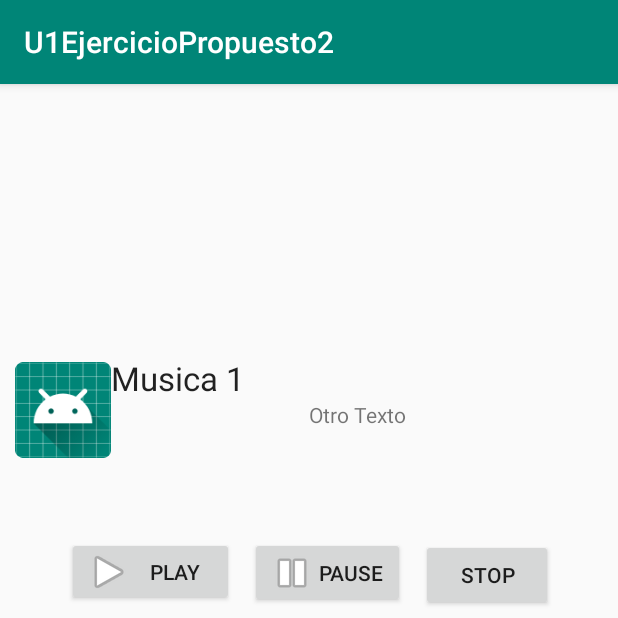
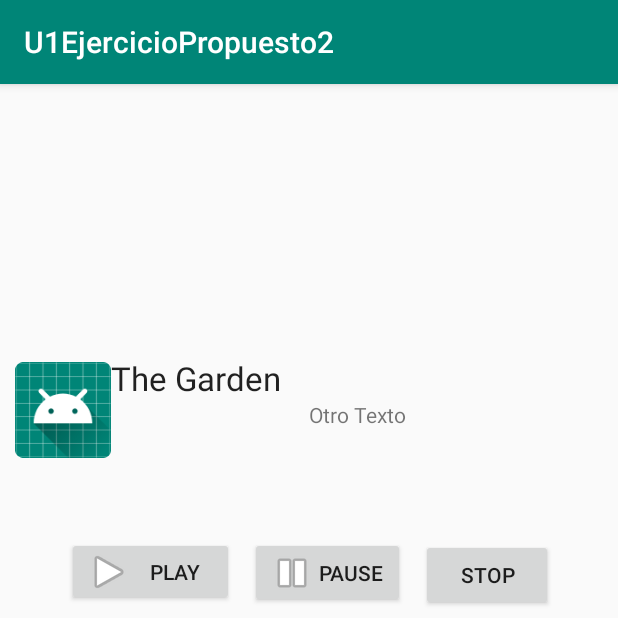
Before and after one commit to ArlynC/U1EjercicioPropuesto2, an Android app: the Multimedia screen opened directly, with no data from a screen before it, after a tap on "Musica 1", on a phone screen of 412 x 824 dp, the top half of it. Run offline under Robolectric (Android 15) with nearby library versions, the phone set to English and light mode, and no system bars.

Commit message:
añadiendo lista de canciones

```diff
--- a/app/src/main/java/com/example/u1ejerciciopropuesto2/Multimedia.java
+++ b/app/src/main/java/com/example/u1ejerciciopropuesto2/Multimedia.java
@@ -29,15 +29,9 @@ public class Multimedia extends AppCompatActivity implements InterfaceToast{
         recyclerView = findViewById(R.id.recycler_view);
         misdatos = new Vector<String>();
         misdatos.add("Musica 1");
-        misdatos.add("123000 Pepito Domingez");
-        misdatos.add("123000 Pepito Domingez");
-        misdatos.add("111000 Pedro Martinez");
-        misdatos.add("011000 Paco Pérez");
-        misdatos.add("123000 Pepito Domingez");
-        misdatos.add("123000 Pepito Domingez");
-        misdatos.add("123000 Pepito Domingez");
-        misdatos.add("111000 Pedro Martinez");
-        misdatos.add("011000 Paco Pérez");
+        misdatos.add("All Of Me");
+        misdatos.add("The Garden");
+        misdatos.add("Work");
         adaptador = new MiAdaptador(this,
                 misdatos);
         recyclerView.setAdapter(adaptador);
--- a/app/src/main/java/com/example/u1ejerciciopropuesto2/Multimedia2.java
+++ b/app/src/main/java/com/example/u1ejerciciopropuesto2/Multimedia2.java
@@ -6,6 +6,7 @@ import androidx.recyclerview.widget.RecyclerView;
 
 import android.media.MediaPlayer;
 import android.os.Bundle;
+import android.view.View;
 
 import java.util.Vector;
 
@@ -22,12 +23,12 @@ public class Multimedia2 extends AppCompatActivity {
         super.onCreate(savedInstanceState);
         setContentView(R.layout.activity_multimedia2);
 
-        mp = MediaPlayer.create(this, R.raw.musica);
+        mp = MediaPlayer.create(this, R.raw.mirah_thegarden);
 
         recyclerView2 = findViewById(R.id.recycler_view2);
         misdatos = new Vector<String>();
-        misdatos.add("Musica 1");
-        misdatos.add("123000 Pepito Domingez");
+        misdatos.add("The Garden");
+
         adaptador = new Adaptador2(this,
                 misdatos);
         recyclerView2.setAdapter(adaptador);
@@ -47,4 +48,21 @@ public class Multimedia2 extends AppCompatActivity {
         super.onPause();
         mp.pause();
     }
+    @Override
+    protected void onStop()
+    {
+        super.onStop();
+        mp.stop();
+    }
+
+    public void onResume(View view) {
+        onResume();
+    }
+
+    public void onPause(View view) {
+        onPause();
+    }
+    public void bstop(View view) {
+        onStop();
+    }
 }
--- a/app/src/main/res/layout/musica.xml
+++ b/app/src/main/res/layout/musica.xml
@@ -61,7 +61,8 @@
         app:layout_constraintHorizontal_bias="0.891"
         app:layout_constraintStart_toStartOf="parent"
         app:layout_constraintTop_toTopOf="parent"
-        app:layout_constraintVertical_bias="0.421" />
+        app:layout_constraintVertical_bias="0.421"
+        android:onClick="bstop"/>
 
     <Button
         android:id="@+id/button3"
```
Also changed, not shown: 3 other files.
